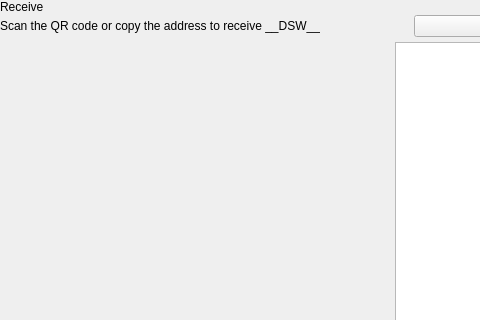
Old version of the form src/qt/pivx/forms/receivewidget.ui in the repository decenomy/DSW; both pictures show x 0 to 480 and y 0 to 320 of the 629 by 629 pixel window.
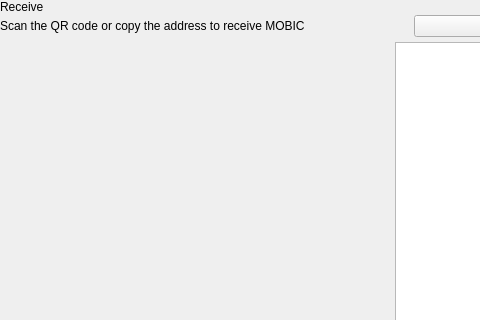
New version of the form. Custom widgets are drawn as their Qt base class.

Commit message: Replace standard coin unit __DSW__ by MOBIC (7)

The edit to the form file:
```diff
--- a/src/qt/pivx/forms/receivewidget.ui
+++ b/src/qt/pivx/forms/receivewidget.ui
@@ -78,7 +78,7 @@
             <item alignment="Qt::AlignTop">
              <widget class="QLabel" name="labelSubtitle1">
               <property name="text">
-               <string>Scan the QR code or copy the address to receive __DSW__</string>
+               <string>Scan the QR code or copy the address to receive MOBIC</string>
               </property>
              </widget>
             </item>
```
The commit also changes 9 other files.
